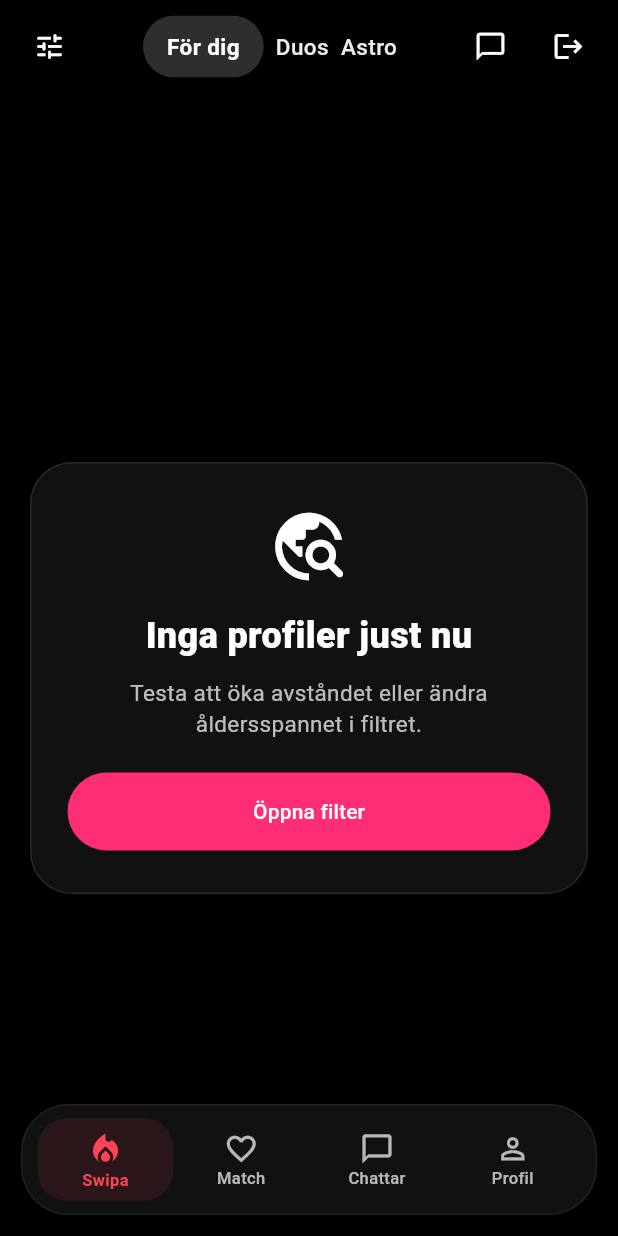
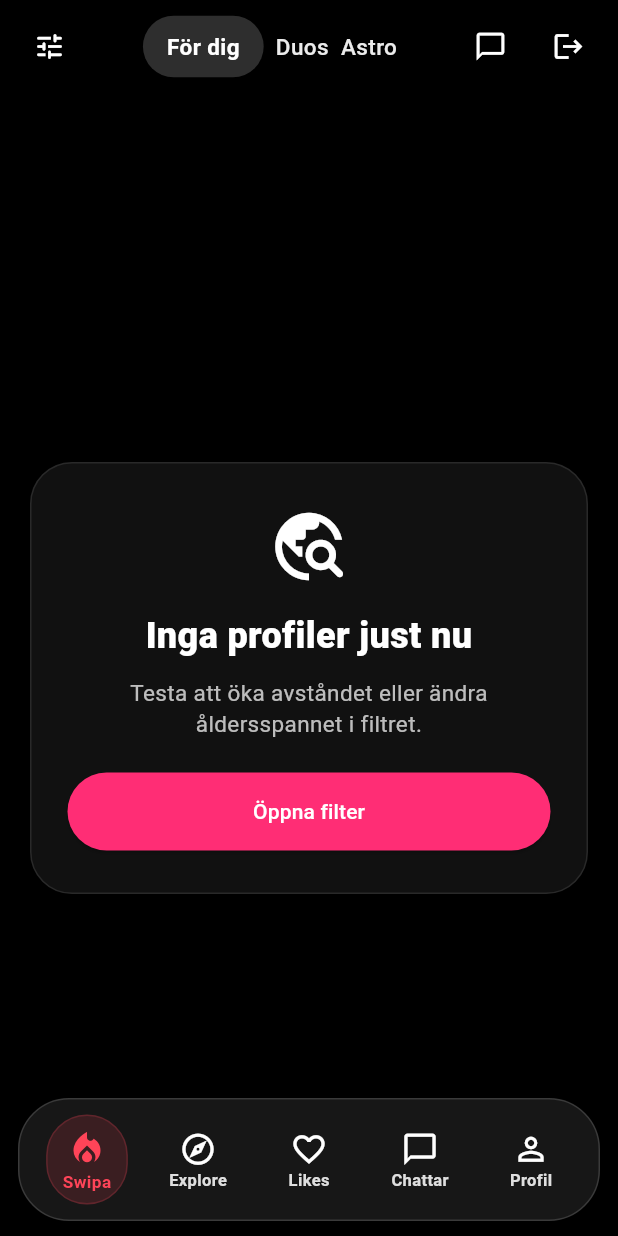
Before and after one commit to mesgun-gebremikael/zullo-frontend, a Flutter app: the MainNavigation screen opened directly, on a phone screen of 412 x 824 dp. Run offline on Flutter 3.47's test engine with Material 3 defaults, Android fonts, the phone set to English and light mode, and no system bars; our stand-ins replace cached_network_image, image_picker, shared_preferences; accounts and stored records are empty; network calls fail.

Commit message:
Refine main navigation to Tinder-style 5-tab layout

```diff
--- a/lib/main_navigation.dart
+++ b/lib/main_navigation.dart
@@ -14,10 +14,11 @@ class _MainNavigationState extends State<MainNavigation> {
   int _selectedIndex = 0;
 
   final List<Widget> _pages = const [
-    HomePage(),
-    MatchesPage(),
-    MatchesPage(),
-    _ProfileTabPlaceholder(),
+    HomePage(),                 // Swipa
+    MatchesPage(),              // Explore (tillfällig)
+    MatchesPage(),              // Likes (tillfällig)
+    MatchesPage(),              // Chattar (tillfällig)
+    _ProfileTabPlaceholder(),   // Profil (tillfällig)
   ];
 
   void _onItemTapped(int index) {
@@ -33,27 +34,26 @@ class _MainNavigationState extends State<MainNavigation> {
       body: _pages[_selectedIndex],
       bottomNavigationBar: SafeArea(
         top: false,
-        minimum: const EdgeInsets.fromLTRB(14, 0, 14, 14),
+        minimum: const EdgeInsets.fromLTRB(12, 0, 12, 10),
         child: Container(
-          height: 74,
-          padding: const EdgeInsets.symmetric(horizontal: 10, vertical: 8),
+          height: 82,
+          padding: const EdgeInsets.symmetric(horizontal: 8, vertical: 8),
           decoration: BoxDecoration(
-            color: const Color(0xFF111111),
-            borderRadius: BorderRadius.circular(32),
+            color: const Color(0xE61A1A1A),
+            borderRadius: BorderRadius.circular(34),
             border: Border.all(
-              color: const Color(0x12FFFFFF),
+              color: const Color(0x26FFFFFF),
               width: 1,
             ),
             boxShadow: const [
               BoxShadow(
-                color: Color(0x66000000),
+                color: Color(0x4D000000),
                 blurRadius: 24,
                 offset: Offset(0, 10),
               ),
             ],
           ),
           child: Row(
-            mainAxisAlignment: MainAxisAlignment.spaceAround,
             children: [
               _NavItem(
                 icon: Icons.local_fire_department_outlined,
@@ -64,28 +64,36 @@ class _MainNavigationState extends State<MainNavigation> {
                 onTap: () => _onItemTapped(0),
               ),
               _NavItem(
+                icon: Icons.explore_outlined,
+                activeIcon: Icons.explore,
+                label: 'Explore',
+                isActive: _selectedIndex == 1,
+                activeColor: Colors.white,
+                onTap: () => _onItemTapped(1),
+              ),
+              _NavItem(
                 icon: Icons.favorite_border,
                 activeIcon: Icons.favorite,
-                label: 'Match',
-                isActive: _selectedIndex == 1,
-                activeColor: const Color(0xFFFF4458),
-                onTap: () => _onItemTapped(1),
+                label: 'Likes',
+                isActive: _selectedIndex == 2,
+                activeColor: Colors.white,
+                onTap: () => _onItemTapped(2),
               ),
               _NavItem(
                 icon: Icons.chat_bubble_outline,
                 activeIcon: Icons.chat_bubble,
                 label: 'Chattar',
-                isActive: _selectedIndex == 2,
-                activeColor: const Color(0xFFFF4458),
-                onTap: () => _onItemTapped(2),
+                isActive: _selectedIndex == 3,
+                activeColor: Colors.white,
+                onTap: () => _onItemTapped(3),
               ),
               _NavItem(
                 icon: Icons.person_outline,
                 activeIcon: Icons.person,
                 label: 'Profil',
-                isActive: _selectedIndex == 3,
-                activeColor: const Color(0xFFFF4458),
-                onTap: () => _onItemTapped(3),
+                isActive: _selectedIndex == 4,
+                activeColor: Colors.white,
+                onTap: () => _onItemTapped(4),
               ),
             ],
           ),
@@ -114,40 +122,53 @@ class _NavItem extends StatelessWidget {
 
   @override
   Widget build(BuildContext context) {
-    const inactiveColor = Colors.white70;
+    const inactiveColor = Colors.white;
+    final inactiveTextColor = Colors.white.withAlpha(220);
 
     return Expanded(
-      child: InkWell(
-        borderRadius: BorderRadius.circular(20),
+      child: GestureDetector(
         onTap: onTap,
+        behavior: HitTestBehavior.opaque,
+        child: Center(
           child: AnimatedContainer(
-          duration: const Duration(milliseconds: 180),
+            duration: const Duration(milliseconds: 220),
             curve: Curves.easeOut,
-          padding: const EdgeInsets.symmetric(vertical: 8),
+            padding: EdgeInsets.symmetric(
+              horizontal: isActive ? 10 : 4,
+              vertical: isActive ? 8 : 6,
+            ),
             decoration: BoxDecoration(
-            color: isActive ? activeColor.withAlpha(28) : Colors.transparent,
-            borderRadius: BorderRadius.circular(20),
+              color: isActive
+                  ? activeColor.withAlpha(activeColor == Colors.white ? 20 : 38)
+                  : Colors.transparent,
+              borderRadius: BorderRadius.circular(999),
+              border: isActive
+                  ? Border.all(
+                      color: activeColor.withAlpha(activeColor == Colors.white ? 28 : 50),
+                      width: 1,
+                    )
+                  : null,
             ),
             child: Column(
               mainAxisSize: MainAxisSize.min,
-            mainAxisAlignment: MainAxisAlignment.center,
               children: [
                 Icon(
                   isActive ? activeIcon : icon,
                   color: isActive ? activeColor : inactiveColor,
-                size: isActive ? 25 : 23,
+                  size: isActive ? 27 : 25,
                 ),
                 const SizedBox(height: 3),
                 Text(
                   label,
                   style: TextStyle(
-                  color: isActive ? activeColor : inactiveColor,
-                  fontSize: 11,
-                  fontWeight: isActive ? FontWeight.w700 : FontWeight.w500,
+                    color: isActive ? activeColor : inactiveTextColor,
+                    fontSize: isActive ? 11.5 : 11,
+                    fontWeight: isActive ? FontWeight.w700 : FontWeight.w600,
                     height: 1,
                   ),
                 ),
               ],
+            ),
           ),
         ),
       ),
```
Lines whose indentation alone changed are shown as unchanged.
